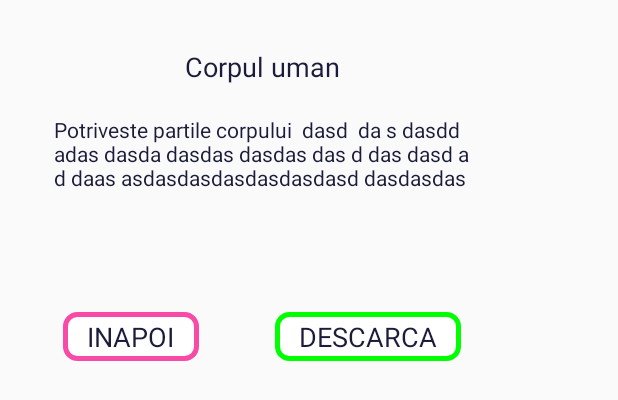
After one commit to Vlad-Vlaicu/Verbum, an Android app: the layout game_preview_dialog_layout.xml on its own in the app's theme, with its tools: preview values and no code run, on a phone screen of 412 x 824 dp. The commit adds this screen. Shown: the top 400 px of the screen. Run offline under Robolectric (Android 15) with nearby library versions, the phone set to English and light mode, and no system bars.

Commit message:
replaced preview game screen with custom dialog

```diff
--- a/app/src/main/java/com/wb/verbum/activities/adapters/HomeGamesRecycleViewAdapter.kt
+++ b/app/src/main/java/com/wb/verbum/activities/adapters/HomeGamesRecycleViewAdapter.kt
@@ -152,7 +152,8 @@ class HomeGamesRecycleViewAdapter(
         }
 
         holder.itemView.setOnClickListener {
-            listener.onItemClick(gamesList[position].uuid)
+            val game = gamesList[position]
+            listener.onItemClick(game, holder.downloadDeleteIcon)
         }
     }
 
--- a/app/src/main/java/com/wb/verbum/listeners/OnGameItemClickListener.kt
+++ b/app/src/main/java/com/wb/verbum/listeners/OnGameItemClickListener.kt
@@ -1,5 +1,9 @@
 package com.wb.verbum.listeners
 
+import android.widget.ImageView
+import com.wb.verbum.model.Game
+import com.wb.verbum.model.User
+
 interface OnGameItemClickListener {
-    fun onItemClick(gameUUID: String)
+    fun onItemClick(game: Game, holderSymbolStatus: ImageView)
 }
--- /dev/null
+++ b/app/src/main/res/drawable/dialog_background.xml
@@ -0,0 +1,11 @@
+<?xml version="1.0" encoding="utf-8"?>
+<selector xmlns:android="http://schemas.android.com/apk/res/android">
+    <!-- Shadow layer for elevation -->
+    <item android:state_pressed="true">
+        <shape android:shape="rectangle">
+            <solid android:color="#FFFFFF"/>
+            <stroke android:width="4dp" android:color="#00FF00"/>
+            <corners android:radius="4dp"/>
+        </shape>
+    </item>
+</selector>
--- /dev/null
+++ b/app/src/main/res/drawable/round_border_back.xml
@@ -0,0 +1,11 @@
+<?xml version="1.0" encoding="utf-8"?>
+<shape xmlns:android="http://schemas.android.com/apk/res/android"
+    android:shape="rectangle">
+
+    <solid android:color="@android:color/white" />
+    <stroke
+        android:width="3dp"
+        android:color="@color/brilliant_rose" />
+
+    <corners android:radius="8dp" />
+</shape>
--- /dev/null
+++ b/app/src/main/res/drawable/round_border_continue.xml
@@ -0,0 +1,11 @@
+<?xml version="1.0" encoding="utf-8"?>
+<shape xmlns:android="http://schemas.android.com/apk/res/android"
+    android:shape="rectangle">
+
+    <solid android:color="@android:color/white" />
+    <stroke
+        android:width="3dp"
+        android:color="@color/green" />
+
+    <corners android:radius="8dp" />
+</shape>
--- /dev/null
+++ b/app/src/main/res/layout/game_preview_dialog_layout.xml
@@ -0,0 +1,88 @@
+<?xml version="1.0" encoding="utf-8"?>
+<androidx.constraintlayout.widget.ConstraintLayout xmlns:android="http://schemas.android.com/apk/res/android"
+    xmlns:app="http://schemas.android.com/apk/res-auto"
+    xmlns:tools="http://schemas.android.com/tools"
+    android:layout_width="350dp"
+    android:layout_height="wrap_content"
+    android:elevation="8dp"
+    android:background="@drawable/dialog_background"
+
+    android:paddingBottom="30dp">
+
+
+    <TextView
+        android:id="@+id/dialogGameTitle"
+        android:layout_width="wrap_content"
+        android:layout_height="wrap_content"
+        android:layout_marginTop="32dp"
+        android:text="Corpul uman"
+        android:textColor="@color/space_cadet"
+        android:textSize="18sp"
+        app:layout_constraintEnd_toEndOf="parent"
+        app:layout_constraintStart_toStartOf="parent"
+        app:layout_constraintTop_toTopOf="parent" />
+
+    <androidx.constraintlayout.widget.Guideline
+        android:id="@+id/back_guideline"
+        android:layout_width="wrap_content"
+        android:layout_height="wrap_content"
+        android:orientation="vertical"
+        app:layout_constraintGuide_percent="0.25" />
+
+    <androidx.constraintlayout.widget.Guideline
+        android:id="@+id/continue_guideline"
+        android:layout_width="wrap_content"
+        android:layout_height="wrap_content"
+        android:orientation="vertical"
+        app:layout_constraintGuide_percent="0.70" />
+
+    <TextView
+        android:id="@+id/dialogGameDescription"
+        android:layout_width="match_parent"
+        android:layout_height="wrap_content"
+        android:layout_marginStart="16dp"
+        android:layout_marginTop="20dp"
+        android:layout_marginEnd="16dp"
+        android:maxLines="3"
+        android:paddingStart="20dp"
+        android:paddingEnd="15dp"
+        android:paddingBottom="16dp"
+        android:text="Potriveste partile corpului  dasd  da s dasdd adas dasda dasdas dasdas das d das dasd a d daas asdasdasdasdasdasdasd dasdasdas"
+        android:textColor="@color/space_cadet"
+        android:textSize="14sp"
+        app:layout_constraintEnd_toEndOf="parent"
+        app:layout_constraintStart_toStartOf="parent"
+        app:layout_constraintTop_toBottomOf="@+id/dialogGameTitle" />
+
+
+    <TextView
+        android:id="@+id/dialogReturnButton"
+        android:layout_width="wrap_content"
+        android:layout_height="wrap_content"
+        android:layout_marginTop="64dp"
+        android:padding="4dp"
+        android:paddingStart="16dp"
+        android:paddingEnd="16dp"
+        android:text="INAPOI"
+        android:textColor="@color/space_cadet"
+        android:background="@drawable/round_border_back"
+        android:textSize="18sp"
+        app:layout_constraintEnd_toStartOf="@+id/back_guideline"
+        app:layout_constraintStart_toStartOf="@+id/back_guideline"
+        app:layout_constraintTop_toBottomOf="@+id/dialogGameDescription" />
+
+    <TextView
+        android:id="@+id/dialogPlayButton"
+        android:layout_width="wrap_content"
+        android:layout_height="wrap_content"
+        android:padding="4dp"
+        android:paddingStart="16dp"
+        android:paddingEnd="16dp"
+        android:text="DESCARCA"
+        android:textColor="@color/space_cadet"
+        android:background="@drawable/round_border_continue"
+        android:textSize="18sp"
+        app:layout_constraintEnd_toStartOf="@+id/continue_guideline"
+        app:layout_constraintStart_toStartOf="@+id/continue_guideline"
+        app:layout_constraintTop_toTopOf="@+id/dialogReturnButton" />
+</androidx.constraintlayout.widget.ConstraintLayout>
--- a/app/src/main/res/values/strings.xml
+++ b/app/src/main/res/values/strings.xml
@@ -4,4 +4,7 @@
     <string name="connect_with_google">Connect With Google</string>
     <string name="SUCCESS_SOUND_FILE">res/meta_sounds/success.mp3</string>
     <string name="FAIL_SOUND_FILE">res/meta_sounds/fail.mp3</string>
+    <string name="inapoi">INAPOI</string>
+    <string name="joaca">JOACA</string>
+    <string name="descarca_jocul">DESCARCA</string>
 </resources>
```
Also changed, not shown: app/src/main/java/com/wb/verbum/activities/PlayGame.kt (+9 -15 lines), app/src/main/java/com/wb/verbum/activities/fragments/HomeFragmentHome.kt (+81 -6 lines), app/src/main/java/com/wb/verbum/activities/fragments/HomeFragmentPlay.kt (+78 -5 lines), app/src/main/java/com/wb/verbum/activities/fragments/PlayStartPage.kt (deleted, +0 -140 lines), app/src/main/java/com/wb/verbum/multithreading/downloadResources_GamePreview.kt (+10 -9 lines).
